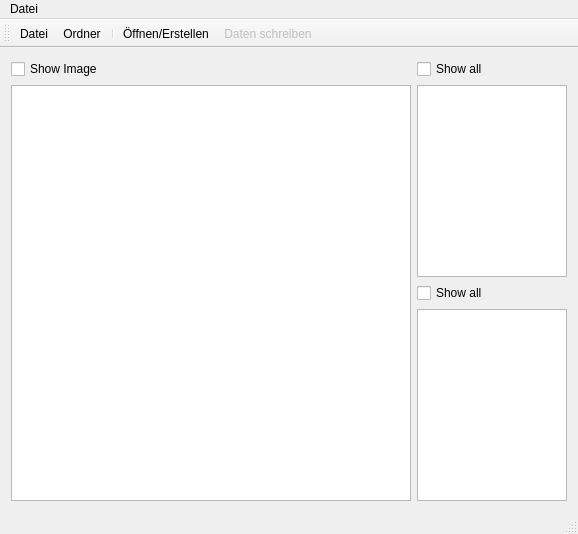
FormSeher/formseher, file TeamBdbTool/form/teambdbtool.ui: the form before one commit.
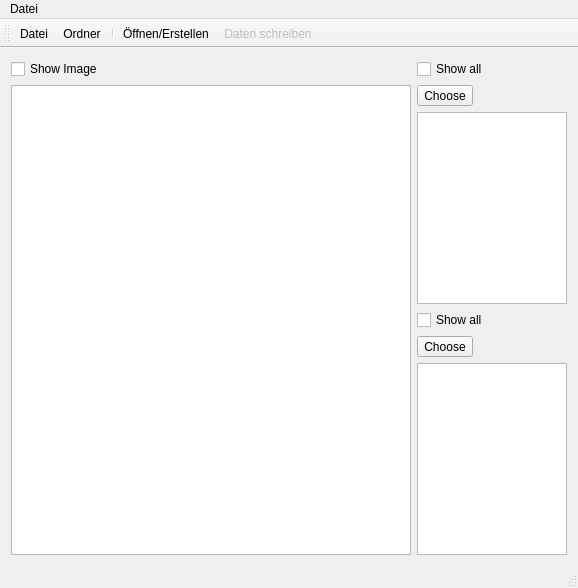
The form after the commit. Icons and pictures are not drawn.

What changed in the file:
```diff
--- a/TeamBdbTool/form/teambdbtool.ui
+++ b/TeamBdbTool/form/teambdbtool.ui
@@ -20,7 +20,7 @@
    <string>MainWindow</string>
   </property>
   <widget class="QWidget" name="centralWidget">
-   <layout class="QGridLayout" name="gridLayout_3">
+   <layout class="QGridLayout" name="gridLayout_5">
     <item row="0" column="0">
      <layout class="QGridLayout" name="gridLayout_2">
       <item row="0" column="0">
@@ -61,7 +61,47 @@
      </layout>
     </item>
     <item row="0" column="1">
-     <layout class="QGridLayout" name="gridLayout">
+     <layout class="QGridLayout" name="gridLayout_4">
+      <item row="0" column="0">
+       <widget class="QCheckBox" name="showAllFoundLines">
+        <property name="maximumSize">
+         <size>
+          <width>16777215</width>
+          <height>16777215</height>
+         </size>
+        </property>
+        <property name="text">
+         <string>Show all</string>
+        </property>
+       </widget>
+      </item>
+      <item row="1" column="0">
+       <layout class="QGridLayout" name="gridLayout">
+        <item row="0" column="0">
+         <widget class="QToolButton" name="toolButton">
+          <property name="text">
+           <string>Choose</string>
+          </property>
+          <property name="checkable">
+           <bool>false</bool>
+          </property>
+          <property name="popupMode">
+           <enum>QToolButton::DelayedPopup</enum>
+          </property>
+          <property name="toolButtonStyle">
+           <enum>Qt::ToolButtonIconOnly</enum>
+          </property>
+         </widget>
+        </item>
+        <item row="0" column="1">
+         <widget class="QLabel" name="label">
+          <property name="text">
+           <string/>
+          </property>
+         </widget>
+        </item>
+       </layout>
+      </item>
       <item row="2" column="0">
        <widget class="QListView" name="allLinesView">
         <property name="sizePolicy">
@@ -78,22 +118,6 @@
         </property>
        </widget>
       </item>
-      <item row="4" column="0">
-       <widget class="QListView" name="selectedLinesView">
-        <property name="sizePolicy">
-         <sizepolicy hsizetype="MinimumExpanding" vsizetype="MinimumExpanding">
-          <horstretch>0</horstretch>
-          <verstretch>0</verstretch>
-         </sizepolicy>
-        </property>
-        <property name="maximumSize">
-         <size>
-          <width>150</width>
-          <height>16777215</height>
-         </size>
-        </property>
-       </widget>
-      </item>
       <item row="3" column="0">
        <widget class="QCheckBox" name="showAllDetetectedLines">
         <property name="maximumSize">
@@ -107,25 +131,43 @@
         </property>
        </widget>
       </item>
-      <item row="1" column="0">
-       <widget class="QCheckBox" name="showAllFoundLines">
+      <item row="4" column="0">
+       <layout class="QGridLayout" name="gridLayout_3">
+        <item row="0" column="0">
+         <widget class="QToolButton" name="toolButton_2">
+          <property name="text">
+           <string>Choose</string>
+          </property>
+         </widget>
+        </item>
+        <item row="0" column="1">
+         <widget class="QLabel" name="label_2">
+          <property name="text">
+           <string/>
+          </property>
+         </widget>
+        </item>
+       </layout>
+      </item>
+      <item row="5" column="0">
+       <widget class="QListView" name="selectedLinesView">
+        <property name="sizePolicy">
+         <sizepolicy hsizetype="MinimumExpanding" vsizetype="MinimumExpanding">
+          <horstretch>0</horstretch>
+          <verstretch>0</verstretch>
+         </sizepolicy>
+        </property>
         <property name="maximumSize">
          <size>
-          <width>16777215</width>
+          <width>150</width>
           <height>16777215</height>
          </size>
         </property>
-        <property name="text">
-         <string>Show all</string>
-        </property>
        </widget>
       </item>
      </layout>
     </item>
    </layout>
-   <zorder>layoutWidget</zorder>
-   <zorder>showAllFoundLines</zorder>
-   <zorder>allLinesView</zorder>
   </widget>
   <widget class="QMenuBar" name="menuBar">
    <property name="geometry">
```
